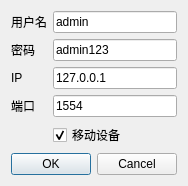
Above: tools/shake_test/rtspconfigview.ui from xiaoqinxing/ImageTools before the change. Below: the same form after it.
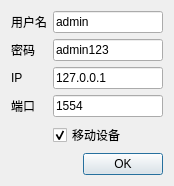
That is the form after the change.

Commit message: ADD: 调整成点击开始的时候才会提示中心找不到特征点

What changed in the file:
```diff
--- a/tools/shake_test/rtspconfigview.ui
+++ b/tools/shake_test/rtspconfigview.ui
@@ -20,7 +20,7 @@
       <enum>Qt::Horizontal</enum>
      </property>
      <property name="standardButtons">
-      <set>QDialogButtonBox::Cancel|QDialogButtonBox::Ok</set>
+      <set>QDialogButtonBox::Ok</set>
      </property>
     </widget>
    </item>
```
The commit also changes 2 other files.
